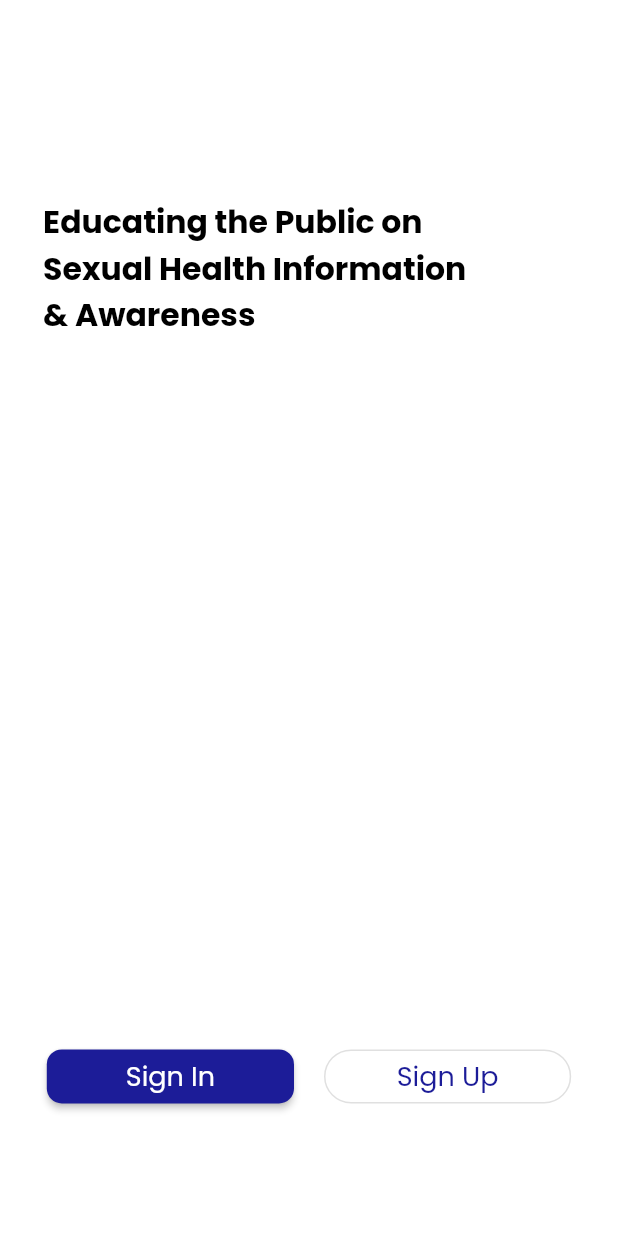
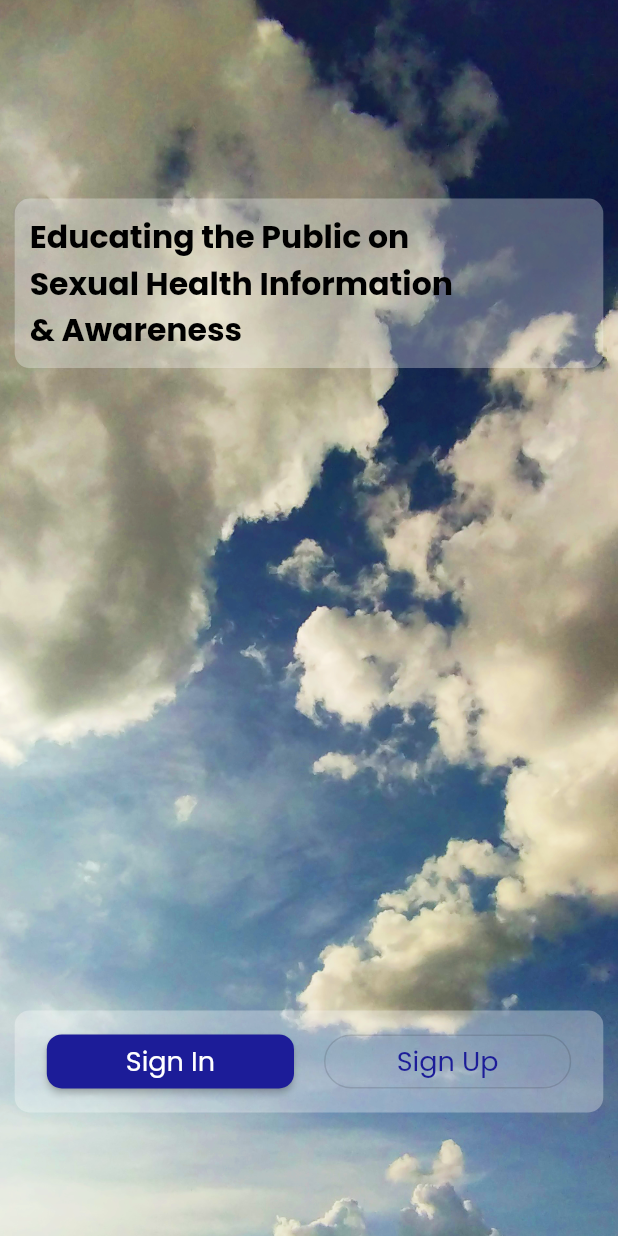
Before and after one commit to SichangiFelix/SHED_solution, a Flutter app: the screen it shows after launch, on a phone screen of 412 x 824 dp. Run offline on Flutter 3.47's test engine with Material 2 defaults, Android fonts, the phone set to English and light mode, and no system bars; our stand-ins replace cloud_firestore, firebase_auth, firebase_core, flex_color_scheme, flutter_svg, google_sign_in; accounts and stored records are empty.

Commit message:
Redesigned the landing screen

```diff
--- a/lib/src/features/landing/landing_page.dart
+++ b/lib/src/features/landing/landing_page.dart
@@ -15,15 +15,21 @@ class LandingPage extends StatelessWidget {
       body: Center(
         child: Stack(
           children: [
-            // Container(
-            //  decoration: const BoxDecoration(
-            //    image: DecorationImage(image: NetworkImage('https://wallpapercave.com/dwp1x/wp5534738.jpg',),fit: BoxFit.cover)
-            //  ),
-            // ),
+            Container(
+             decoration: BoxDecoration(
+               image: DecorationImage(image: AssetImage("assets/images/land_image.png"),fit: BoxFit.cover)
+             ),
+            ),
             Align(
                 alignment: Alignment.bottomCenter,
                 child: Container(
-                  margin: EdgeInsets.only(bottom: screenHeight / 10),
+                  width: screenWidth/1.05,
+                  padding: EdgeInsets.all(10),
+                  decoration: BoxDecoration(
+                    borderRadius: BorderRadius.circular(10),
+                    color: Colors.white.withOpacity(0.3),
+                  ),
+                  margin: EdgeInsets.only(bottom: screenHeight/10),
                   child: Row(
                     mainAxisAlignment: MainAxisAlignment.center,
                     children: [
@@ -71,9 +77,14 @@ class LandingPage extends StatelessWidget {
                 )),
             Positioned(
               top: screenHeight/10,
-              left: screenWidth/30,
               child: Container(
-                  margin: const EdgeInsets.only(left: 15, right: 15, top: 50),
+                width: screenWidth/1.05,
+                  margin: EdgeInsets.only(left: (screenWidth-screenWidth/1.05)/2, right: (screenWidth-screenWidth/1.05)/2, top: 50),
+                  padding: EdgeInsets.all(10),
+                  decoration: BoxDecoration(
+                    borderRadius: BorderRadius.circular(10),
+                    color: Colors.white.withOpacity(0.3),
+                  ),
                   child: const Text(
                     'Educating the Public on \n'
                     'Sexual Health Information \n'
```
Also changed, not shown: assets/images/land_image.png (added).
